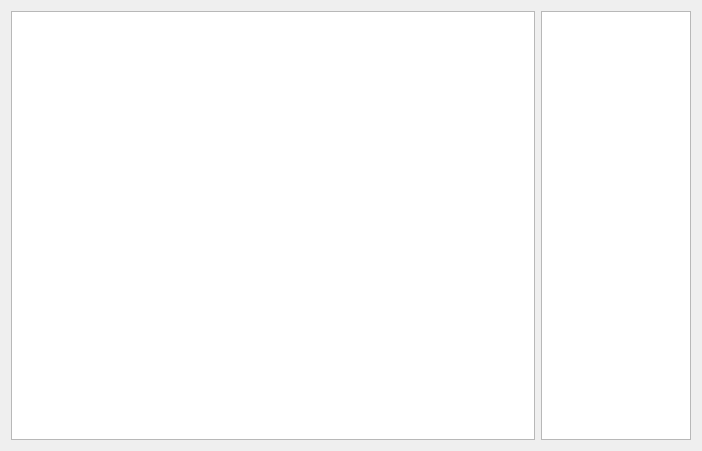
Qt form mainwindow.ui (CICSilver/dbGen) before a commit.
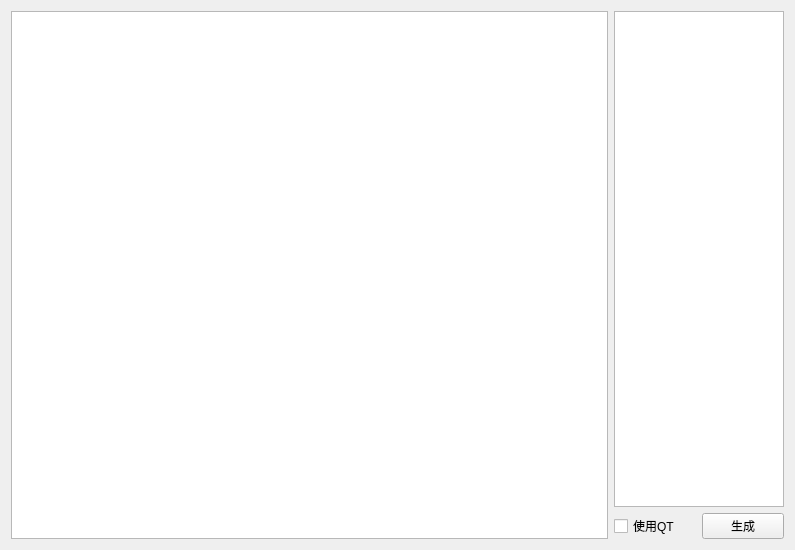
The same form after that commit. Custom widgets are drawn as their Qt base class.

Commit message: 更新界面及部分生成框架

```diff
--- a/mainwindow.ui
+++ b/mainwindow.ui
@@ -6,25 +6,54 @@
    <rect>
     <x>0</x>
     <y>0</y>
-    <width>702</width>
-    <height>451</height>
+    <width>795</width>
+    <height>550</height>
    </rect>
   </property>
   <property name="windowTitle">
    <string>MainWindow</string>
   </property>
   <widget class="QWidget" name="centralWidget">
-   <layout class="QHBoxLayout" name="horizontalLayout" stretch="7,2">
-    <item>
+   <layout class="QGridLayout" name="gridLayout" columnstretch="7,2">
+    <item row="0" column="0">
      <widget class="QTableWidget" name="tableInfoWidget"/>
     </item>
-    <item>
-     <widget class="QListWidget" name="tableNameListWidget"/>
+    <item row="0" column="1">
+     <layout class="QVBoxLayout" name="verticalLayout">
+      <item>
+       <widget class="DataTableListWidget" name="tableNameListWidget"/>
+      </item>
+      <item>
+       <layout class="QHBoxLayout" name="horizontalLayout">
+        <item>
+         <widget class="QCheckBox" name="qtCheckBox">
+          <property name="text">
+           <string>使用QT</string>
+          </property>
+         </widget>
+        </item>
+        <item>
+         <widget class="QPushButton" name="generateBtn">
+          <property name="text">
+           <string>生成</string>
+          </property>
+         </widget>
+        </item>
+       </layout>
+      </item>
+     </layout>
     </item>
    </layout>
   </widget>
  </widget>
  <layoutdefault spacing="6" margin="11"/>
+ <customwidgets>
+  <customwidget>
+   <class>DataTableListWidget</class>
+   <extends>QListWidget</extends>
+   <header>datatablelistwidget.h</header>
+  </customwidget>
+ </customwidgets>
  <resources>
   <include location="mainwindow.qrc"/>
  </resources>
```
The commit also changes 8 other files.
